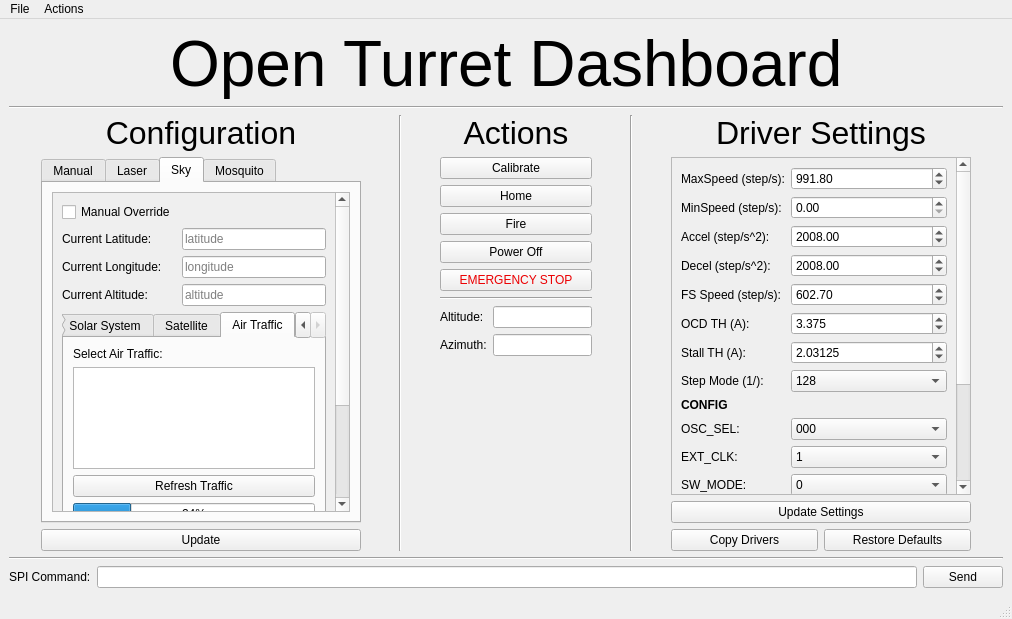
Before: the Qt Designer form Raspberry_Pi/QtUi.ui in Cinbarker/OpenTurret, drawn with Qt 5.
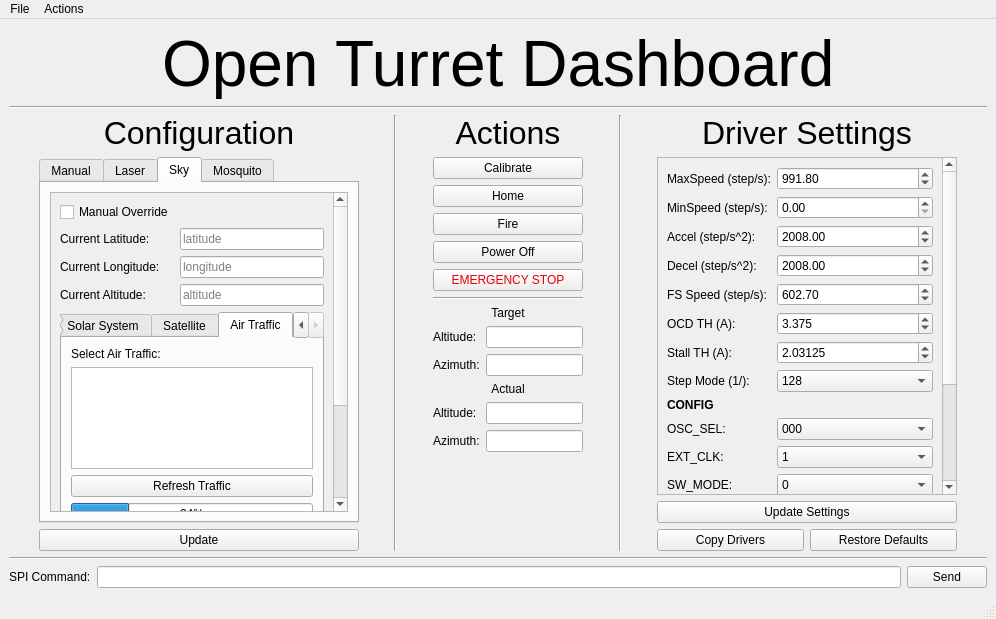
After: the same form once the commit is applied. The open tabs and pages were chosen to show the change.

Commit message: update error handling

Patch:
```diff
--- a/Raspberry_Pi/QtUi.ui
+++ b/Raspberry_Pi/QtUi.ui
@@ -7,7 +7,7 @@
    <rect>
     <x>0</x>
     <y>0</y>
-    <width>1012</width>
+    <width>996</width>
     <height>619</height>
    </rect>
   </property>
@@ -395,9 +395,9 @@
                 <widget class="QWidget" name="scrollAreaWidgetContents_2">
                  <property name="geometry">
                   <rect>
-                   <x>-1</x>
-                   <y>-151</y>
-                   <width>326</width>
+                   <x>0</x>
+                   <y>0</y>
+                   <width>340</width>
                    <height>519</height>
                   </rect>
                  </property>
@@ -1119,6 +1119,16 @@
             </property>
            </widget>
           </item>
+          <item>
+           <widget class="QLabel" name="label_59">
+            <property name="text">
+             <string>Target</string>
+            </property>
+            <property name="alignment">
+             <set>Qt::AlignCenter</set>
+            </property>
+           </widget>
+          </item>
           <item>
            <layout class="QFormLayout" name="formLayout_3">
             <item row="0" column="0">
@@ -1139,7 +1149,41 @@
              <widget class="QLineEdit" name="altOut"/>
             </item>
             <item row="1" column="1">
-             <widget class="QLineEdit" name="azOut"/>
+             <widget class="QLineEdit" name="azTarget"/>
+            </item>
+           </layout>
+          </item>
+          <item>
+           <widget class="QLabel" name="label_63">
+            <property name="text">
+             <string>Actual</string>
+            </property>
+            <property name="alignment">
+             <set>Qt::AlignCenter</set>
+            </property>
+           </widget>
+          </item>
+          <item>
+           <layout class="QFormLayout" name="formLayout_9">
+            <item row="0" column="0">
+             <widget class="QLabel" name="label_61">
+              <property name="text">
+               <string>Altitude:</string>
+              </property>
+             </widget>
+            </item>
+            <item row="1" column="0">
+             <widget class="QLabel" name="label_62">
+              <property name="text">
+               <string>Azimuth:</string>
+              </property>
+             </widget>
+            </item>
+            <item row="0" column="1">
+             <widget class="QLineEdit" name="altActual"/>
+            </item>
+            <item row="1" column="1">
+             <widget class="QLineEdit" name="azActual"/>
             </item>
            </layout>
           </item>
@@ -1236,7 +1280,7 @@
               <rect>
                <x>0</x>
                <y>0</y>
-               <width>283</width>
+               <width>298</width>
                <height>560</height>
               </rect>
              </property>
@@ -1946,7 +1990,7 @@
     <rect>
      <x>0</x>
      <y>0</y>
-     <width>1012</width>
+     <width>996</width>
      <height>24</height>
     </rect>
    </property>
```
Left out of the diff: 183 changed lines with no effect on the pictures. The commit also changes 2 other files.
